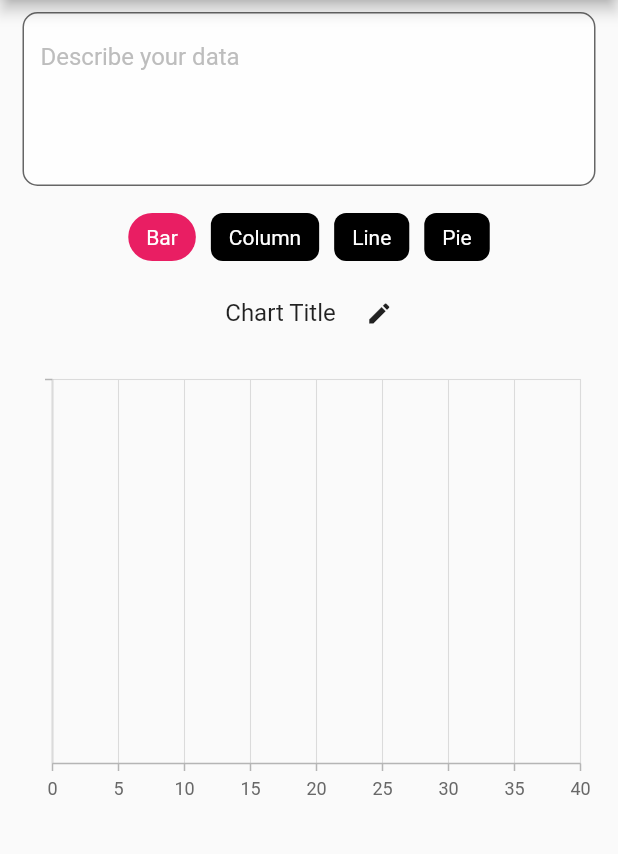
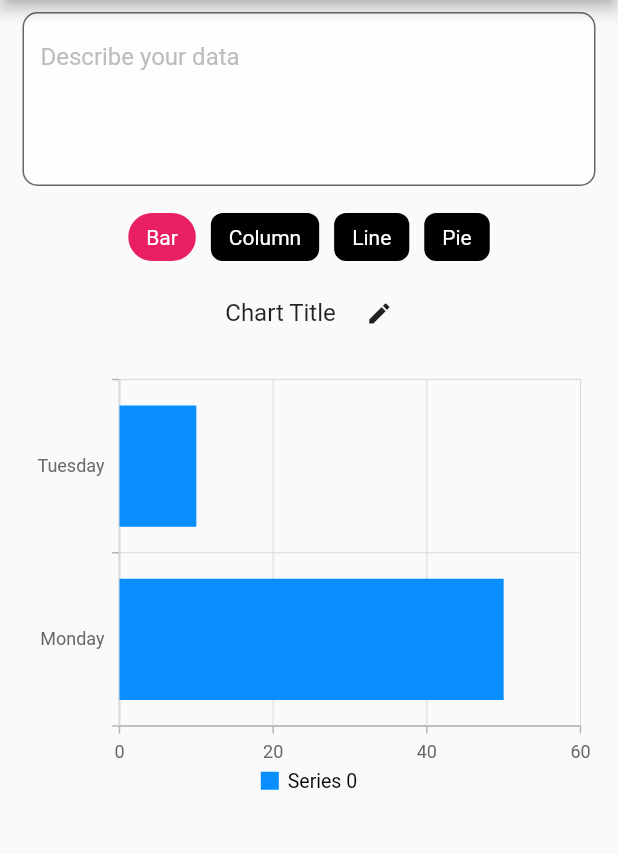
Before and after one commit to louieseno/flutter_chart_gpt, a Flutter app: the screen it shows after launch, on a phone screen of 412 x 824 dp, the part 84-938 px from its top. Run offline on Flutter 3.47's test engine with Material 2 defaults, Android fonts, the light colour scheme and no system bars; drawn by our look-alikes of chips_choice; our stand-ins replace dio, syncfusion_flutter_charts.

Commit message:
feat: additional charts

```diff
--- a/lib/charts/bar.dart
+++ b/lib/charts/custom_area_chart.dart
@@ -2,23 +2,22 @@ import 'package:flutter/material.dart';
 import 'package:syncfusion_flutter_charts/charts.dart';
 import 'package:flutter_chart_gpt/models/chart_data.dart';
 
-class Bar extends StatelessWidget {
+class CustomAreaChart extends StatelessWidget {
   final List<ChartData> results;
-  const Bar({required this.results, super.key});
+  const CustomAreaChart({required this.results, super.key});
 
   @override
   Widget build(BuildContext context) {
     return Padding(
       padding: const EdgeInsets.symmetric(horizontal: 15.0, vertical: 10.0),
       child: SfCartesianChart(
+          legend: Legend(isVisible: true, position: LegendPosition.bottom),
           primaryXAxis: CategoryAxis(),
-          primaryYAxis: NumericAxis(minimum: 0, maximum: 40, interval: 5),
-          series: <ChartSeries<ChartData, String>>[
-            BarSeries<ChartData, String>(
+          series: <ChartSeries>[
+            AreaSeries<ChartData, String>(
                 dataSource: results,
                 xValueMapper: (ChartData data, _) => data.x,
-                yValueMapper: (ChartData data, _) => data.y,
-                color: const Color.fromRGBO(8, 142, 255, 1))
+                yValueMapper: (ChartData data, _) => data.y)
           ]),
     );
   }
--- /dev/null
+++ b/lib/charts/custom_bar_chart.dart
@@ -0,0 +1,25 @@
+import 'package:flutter/material.dart';
+import 'package:syncfusion_flutter_charts/charts.dart';
+import 'package:flutter_chart_gpt/models/chart_data.dart';
+
+class CustomBarChart extends StatelessWidget {
+  final List<ChartData> results;
+  const CustomBarChart({required this.results, super.key});
+
+  @override
+  Widget build(BuildContext context) {
+    return Padding(
+      padding: const EdgeInsets.symmetric(horizontal: 15.0, vertical: 10.0),
+      child: SfCartesianChart(
+          legend: Legend(isVisible: true, position: LegendPosition.bottom),
+          primaryXAxis: CategoryAxis(),
+          series: <ChartSeries<ChartData, String>>[
+            BarSeries<ChartData, String>(
+                dataSource: results,
+                xValueMapper: (ChartData data, _) => data.x,
+                yValueMapper: (ChartData data, _) => data.y,
+                color: const Color.fromRGBO(8, 142, 255, 1))
+          ]),
+    );
+  }
+}
--- a/lib/main.dart
+++ b/lib/main.dart
@@ -1,5 +1,9 @@
 import 'package:flutter/material.dart';
-import 'package:flutter_chart_gpt/charts/bar.dart';
+import 'package:flutter_chart_gpt/charts/custom_area_chart.dart';
+import 'package:flutter_chart_gpt/charts/custom_bar_chart.dart';
+import 'package:flutter_chart_gpt/charts/custom_column_chart.dart';
+import 'package:flutter_chart_gpt/charts/custom_line_chart.dart';
+import 'package:flutter_chart_gpt/charts/custom_pie_chart.dart';
 import 'package:flutter_chart_gpt/models/chart_data.dart';
 import 'package:chips_choice/chips_choice.dart';
 
@@ -92,8 +96,11 @@ class _MyHomePageState extends State<MyHomePage> {
                   ],
                 ),
               ),
-              Bar(
-                results: results,
+              CustomBarChart(
+                results: [
+                  ChartData(x: 'Monday', y: 50),
+                  ChartData(x: 'Tuesday', y: 10)
+                ],
               ),
             ],
           ),
```
Also changed, not shown: lib/charts/custom_column_chart.dart (added, +25 -0 lines), lib/charts/custom_line_chart.dart (added, +27 -0 lines), lib/charts/custom_pie_chart.dart (added, +23 -0 lines).
